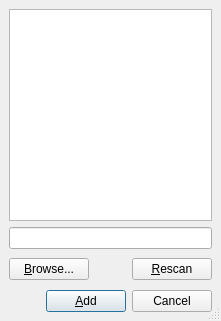
Above: src/frontends/qt4/ui/BibtexAddUi.ui from cburschka/lyx before the change. Below: the same form after it.
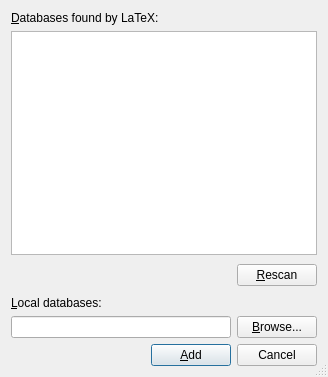
That is the form after the change.

Commit message:
Clarify layout and add some tooltips
Addresses: #9795

Diff of the .ui file:
```diff
--- a/src/frontends/qt4/ui/BibtexAddUi.ui
+++ b/src/frontends/qt4/ui/BibtexAddUi.ui
@@ -1,18 +1,16 @@
 <ui version="4.0" >
  <class>BibtexAddUi</class>
- <widget class="QDialog" name="BibtexAddUi" >
-  <property name="geometry" >
+ <widget class="QDialog" name="BibtexAddUi">
+  <property name="geometry">
    <rect>
     <x>0</x>
     <y>0</y>
-    <width>221</width>
-    <height>321</height>
+    <width>328</width>
+    <height>377</height>
    </rect>
   </property>
-  <property name="sizePolicy" >
-   <sizepolicy>
-    <hsizetype>1</hsizetype>
-    <vsizetype>1</vsizetype>
+  <property name="sizePolicy">
+   <sizepolicy hsizetype="Minimum" vsizetype="Minimum">
     <horstretch>0</horstretch>
     <verstretch>0</verstretch>
    </sizepolicy>
@@ -23,75 +21,124 @@
   <property name="sizeGripEnabled" >
    <bool>true</bool>
   </property>
-  <layout class="QGridLayout" >
-   <property name="margin" >
-    <number>9</number>
-   </property>
-   <property name="spacing" >
-    <number>6</number>
-   </property>
-   <item row="2" column="2" >
-    <widget class="QPushButton" name="rescanPB" >
-     <property name="toolTip" >
-      <string>Scan for new databases and styles</string>
-     </property>
-     <property name="text" >
-      <string>&amp;Rescan</string>
-     </property>
-    </widget>
+  <layout class="QGridLayout" name="gridLayout_3">
+   <item row="0" column="0">
+    <layout class="QGridLayout" name="gridLayout">
+     <item row="0" column="0" colspan="2">
+      <widget class="QLabel" name="bibLA">
+       <property name="text">
+        <string>&amp;Databases found by LaTeX:</string>
+       </property>
+       <property name="buddy">
+        <cstring>bibLW</cstring>
+       </property>
+      </widget>
+     </item>
+     <item row="1" column="0" colspan="2">
+      <widget class="QListWidget" name="bibLW">
+       <property name="toolTip">
+        <string>This list consists of all databases that are indexed by LaTeX and thus are found without a file path. This is usually everything in the bib/ subdirectory of LaTeX's texmf tree. If you want to reuse your own database, this is the place you should store it.</string>
+       </property>
+       <property name="selectionMode">
+        <enum>QAbstractItemView::ExtendedSelection</enum>
+       </property>
+      </widget>
+     </item>
+     <item row="2" column="0">
+      <spacer>
+       <property name="orientation">
+        <enum>Qt::Horizontal</enum>
+       </property>
+       <property name="sizeType">
+        <enum>QSizePolicy::Expanding</enum>
+       </property>
+       <property name="sizeHint" stdset="0">
+        <size>
+         <width>162</width>
+         <height>29</height>
+        </size>
+       </property>
+      </spacer>
+     </item>
+     <item row="2" column="1">
+      <widget class="QPushButton" name="rescanPB">
+       <property name="toolTip">
+        <string>Rescan LaTeX's index for new databases and styles</string>
+       </property>
+       <property name="text">
+        <string>&amp;Rescan</string>
+       </property>
+      </widget>
+     </item>
+    </layout>
    </item>
-   <item row="2" column="0" >
-    <widget class="QPushButton" name="browsePB" >
-     <property name="text" >
-      <string>&amp;Browse...</string>
-     </property>
-     <property name="autoDefault" >
-      <bool>false</bool>
-     </property>
-     <property name="default" >
-      <bool>true</bool>
-     </property>
-    </widget>
+   <item row="1" column="0">
+    <layout class="QGridLayout" name="gridLayout_2">
+     <item row="0" column="0">
+      <widget class="QLabel" name="localLA">
+       <property name="toolTip">
+        <string>Here you can enter a local BibTeX database name or browse your directory.</string>
+       </property>
+       <property name="text">
+        <string>&amp;Local databases:</string>
+       </property>
+       <property name="buddy">
+        <cstring>bibED</cstring>
+       </property>
+      </widget>
+     </item>
+     <item row="1" column="0">
+      <layout class="QHBoxLayout" name="horizontalLayout">
+       <item>
+        <widget class="QLineEdit" name="bibED">
+         <property name="sizePolicy">
+          <sizepolicy hsizetype="Expanding" vsizetype="Fixed">
+           <horstretch>0</horstretch>
+           <verstretch>0</verstretch>
+          </sizepolicy>
+         </property>
+         <property name="toolTip">
+          <string>Here you can enter a local BibTeX database name</string>
+         </property>
+        </widget>
+       </item>
+       <item>
+        <widget class="QPushButton" name="browsePB">
+         <property name="toolTip">
+          <string>Browse your local directory</string>
+         </property>
+         <property name="text">
+          <string>&amp;Browse...</string>
+         </property>
+         <property name="autoDefault">
+          <bool>false</bool>
+         </property>
+         <property name="default">
+          <bool>true</bool>
+         </property>
+        </widget>
+       </item>
+      </layout>
+     </item>
+    </layout>
    </item>
-   <item row="2" column="1" >
-    <spacer>
-     <property name="orientation" >
-      <enum>Qt::Horizontal</enum>
-     </property>
-     <property name="sizeType" >
-      <enum>QSizePolicy::Expanding</enum>
-     </property>
-     <property name="sizeHint" >
-      <size>
-       <width>21</width>
-       <height>29</height>
-      </size>
-     </property>
-    </spacer>
-   </item>
-   <item row="1" column="0" colspan="3" >
-    <widget class="QLineEdit" name="bibED" >
-     <property name="sizePolicy" >
-      <sizepolicy>
-       <hsizetype>7</hsizetype>
-       <vsizetype>0</vsizetype>
-       <horstretch>0</horstretch>
-       <verstretch>0</verstretch>
-      </sizepolicy>
-     </property>
-     <property name="toolTip" >
-      <string>Enter BibTeX database name</string>
-     </property>
-    </widget>
-   </item>
-   <item row="3" column="0" colspan="3" >
-    <layout class="QHBoxLayout" >
-     <property name="margin" >
-      <number>0</number>
-     </property>
-     <property name="spacing" >
+   <item row="2" column="0">
+    <layout class="QHBoxLayout">
+     <property name="spacing">
       <number>6</number>
      </property>
+     <property name="leftMargin">
+      <number>0</number>
+     </property>
+     <property name="topMargin">
+      <number>0</number>
+     </property>
+     <property name="rightMargin">
+      <number>0</number>
+     </property>
+     <property name="bottomMargin">
+      <number>0</number>
+     </property>
      <item>
       <spacer>
        <property name="orientation" >
@@ -109,8 +156,8 @@
       </spacer>
      </item>
      <item>
-      <widget class="QPushButton" name="addPB" >
-       <property name="text" >
+      <widget class="QPushButton" name="addPB">
+       <property name="text">
         <string>&amp;Add</string>
        </property>
        <property name="autoDefault" >
@@ -122,8 +169,8 @@
       </widget>
      </item>
      <item>
-      <widget class="QPushButton" name="closePB" >
-       <property name="text" >
+      <widget class="QPushButton" name="closePB">
+       <property name="text">
         <string>Cancel</string>
        </property>
        <property name="autoDefault" >
@@ -133,13 +180,6 @@
      </item>
     </layout>
    </item>
-   <item row="0" column="0" colspan="3" >
-    <widget class="QListWidget" name="bibLW" >
-     <property name="selectionMode" >
-      <enum>QAbstractItemView::ExtendedSelection</enum>
-     </property>
-    </widget>
-   </item>
   </layout>
  </widget>
  <tabstops>
```
Left out of the diff: 21 changed lines with no effect on the pictures.
